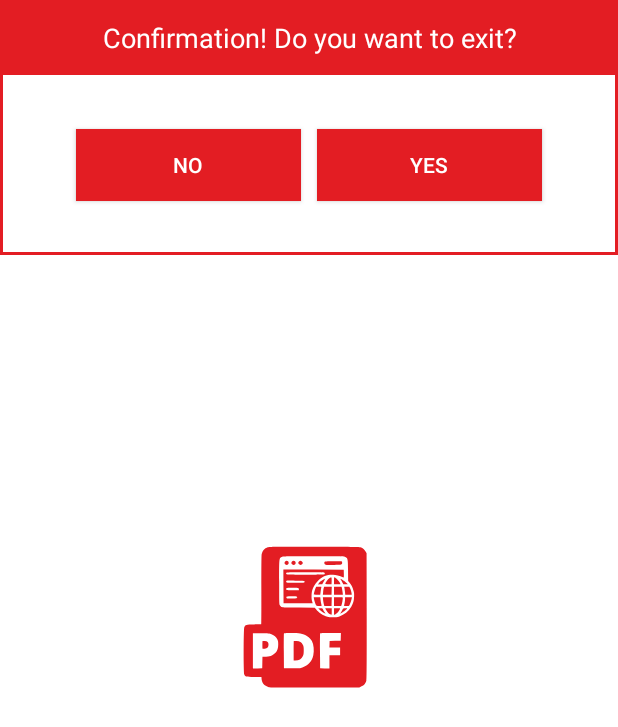
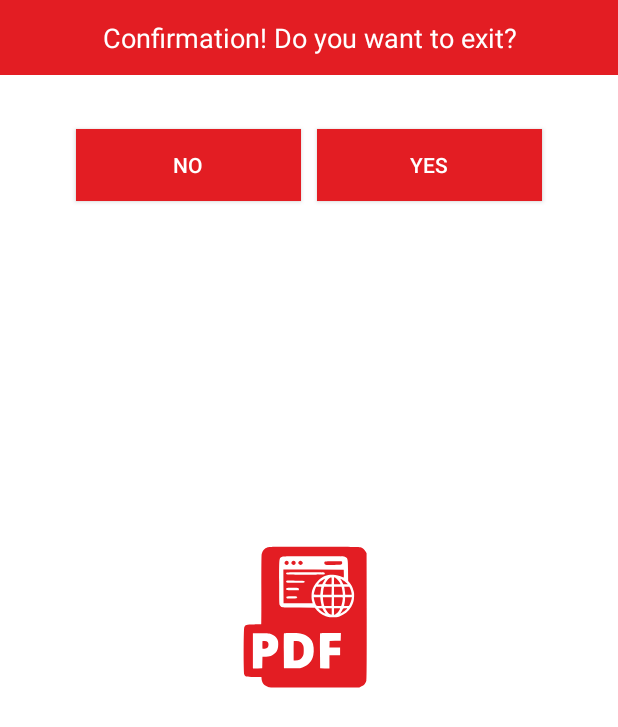
Before and after one commit to tawhidmonowar/WebCapture, an Android app: the layout dialog_design.xml on its own in the app's theme, with its tools: preview values and no code run, on a phone screen of 412 x 824 dp. Shown: the top 727 px of the screen. Run offline under Robolectric (Android 15) with nearby library versions, the phone set to English and light mode, and no system bars.

Commit message:
Update background.xml

```diff
--- a/app/src/main/res/drawable/background.xml
+++ b/app/src/main/res/drawable/background.xml
@@ -1,8 +1,6 @@
-<?xml version="1.0" encoding="utf-8"?>
 <shape xmlns:android="http://schemas.android.com/apk/res/android"
     android:shape="rectangle">
-    <solid android:color="#FFFFFF"/>
-    <corners android:radius="0dp"/>
-    <stroke android:color="@color/colorPrimaryDark"
-        android:width="2dp"/>
+    <solid android:color="@color/white"/>
+    <corners android:radius="6dp"/> <!-- Set the desired radius value here -->
+
 </shape>
```
